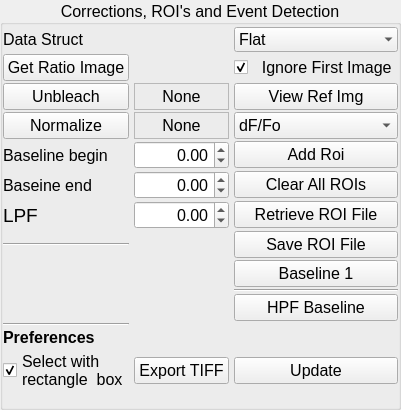
This is lib/analysis/modules/pbm_ImageAnalysis/ctrlTemplate.ui in acq4/acq4 as Qt 5 draws it before an edit. The edited form follows.
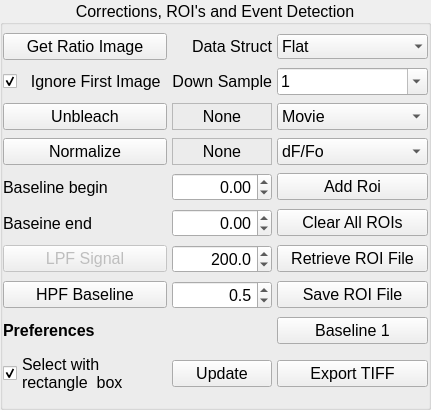
This is the edited form.

Commit message: pbm_ImageAnalysis - further plotting and analysis updates, block reading

The edit to the form file:
```diff
--- a/lib/analysis/modules/pbm_ImageAnalysis/ctrlTemplate.ui
+++ b/lib/analysis/modules/pbm_ImageAnalysis/ctrlTemplate.ui
@@ -53,19 +53,6 @@
       <property name="margin">
        <number>0</number>
       </property>
-      <item row="2" column="0" colspan="2">
-       <widget class="QLabel" name="label_5">
-        <property name="font">
-         <font>
-          <family>Arial</family>
-          <pointsize>12</pointsize>
-         </font>
-        </property>
-        <property name="text">
-         <string>Data Struct</string>
-        </property>
-       </widget>
-      </item>
       <item row="9" column="0">
        <widget class="QLabel" name="label">
         <property name="font">
@@ -126,57 +113,6 @@
         </item>
        </widget>
       </item>
-      <item row="6" column="0">
-       <widget class="QPushButton" name="ImagePhys_getRatio">
-        <property name="font">
-         <font>
-          <pointsize>12</pointsize>
-         </font>
-        </property>
-        <property name="text">
-         <string>Get Ratio Image</string>
-        </property>
-       </widget>
-      </item>
-      <item row="6" column="3">
-       <widget class="QCheckBox" name="ImagePhys_ignoreFirst">
-        <property name="font">
-         <font>
-          <family>Arial</family>
-          <pointsize>12</pointsize>
-         </font>
-        </property>
-        <property name="layoutDirection">
-         <enum>Qt::LeftToRight</enum>
-        </property>
-        <property name="text">
-         <string>  Ignore First Image</string>
-        </property>
-        <property name="checked">
-         <bool>true</bool>
-        </property>
-       </widget>
-      </item>
-      <item row="11" column="0">
-       <widget class="QLabel" name="label_8">
-        <property name="font">
-         <font>
-          <family>Arial</family>
-          <pointsize>14</pointsize>
-         </font>
-        </property>
-        <property name="text">
-         <string>LPF</string>
-        </property>
-       </widget>
-      </item>
-      <item row="14" column="3">
-       <widget class="Line" name="line_2">
-        <property name="orientation">
-         <enum>Qt::Horizontal</enum>
-        </property>
-       </widget>
-      </item>
       <item row="8" column="3">
        <widget class="QComboBox" name="ImagePhys_ImgMethod">
         <property name="font">
@@ -328,77 +264,20 @@
         <property name="alignment">
          <set>Qt::AlignRight|Qt::AlignTrailing|Qt::AlignVCenter</set>
         </property>
+        <property name="decimals">
+         <number>1</number>
+        </property>
         <property name="minimum">
-         <double>-5000.000000000000000</double>
+         <double>1.000000000000000</double>
         </property>
         <property name="maximum">
-         <double>50000.000000000000000</double>
+         <double>1000.000000000000000</double>
         </property>
-       </widget>
-      </item>
-      <item row="17" column="0">
-       <widget class="Line" name="line_5">
-        <property name="orientation">
-         <enum>Qt::Horizontal</enum>
+        <property name="singleStep">
+         <double>10.000000000000000</double>
         </property>
-       </widget>
-      </item>
-      <item row="20" column="0">
-       <widget class="QCheckBox" name="ImagePhys_RectSelect">
-        <property name="text">
-         <string>Select with 
-rectangle  box</string>
-        </property>
-        <property name="checked">
-         <bool>true</bool>
-        </property>
-       </widget>
-      </item>
-      <item row="18" column="0">
-       <widget class="QLabel" name="label_9">
-        <property name="enabled">
-         <bool>true</bool>
-        </property>
-        <property name="sizePolicy">
-         <sizepolicy hsizetype="Preferred" vsizetype="Fixed">
-          <horstretch>0</horstretch>
-          <verstretch>20</verstretch>
-         </sizepolicy>
-        </property>
-        <property name="font">
-         <font>
-          <pointsize>12</pointsize>
-          <weight>75</weight>
-          <bold>true</bold>
-         </font>
-        </property>
-        <property name="text">
-         <string>Preferences</string>
-        </property>
-       </widget>
-      </item>
-      <item row="20" column="3">
-       <widget class="QPushButton" name="ImagePhys_Update">
-        <property name="font">
-         <font>
-          <pointsize>12</pointsize>
-         </font>
-        </property>
-        <property name="text">
-         <string>Update</string>
-        </property>
-       </widget>
-      </item>
-      <item row="7" column="3">
-       <widget class="QPushButton" name="ImagePhys_View">
-        <property name="font">
-         <font>
-          <family>Arial</family>
-          <pointsize>12</pointsize>
-         </font>
-        </property>
-        <property name="text">
-         <string>View Ref Img</string>
+        <property name="value">
+         <double>200.000000000000000</double>
         </property>
        </widget>
       </item>
@@ -438,6 +317,99 @@
         </property>
        </widget>
       </item>
+      <item row="14" column="1">
+       <widget class="QPushButton" name="ImagePhys_Update">
+        <property name="font">
+         <font>
+          <pointsize>12</pointsize>
+         </font>
+        </property>
+        <property name="text">
+         <string>Update</string>
+        </property>
+       </widget>
+      </item>
+      <item row="2" column="1">
+       <widget class="QLabel" name="label_5">
+        <property name="font">
+         <font>
+          <family>Arial</family>
+          <pointsize>12</pointsize>
+         </font>
+        </property>
+        <property name="text">
+         <string>Data Struct</string>
+        </property>
+        <property name="alignment">
+         <set>Qt::AlignRight|Qt::AlignTrailing|Qt::AlignVCenter</set>
+        </property>
+       </widget>
+      </item>
+      <item row="2" column="0">
+       <widget class="QPushButton" name="ImagePhys_getRatio">
+        <property name="font">
+         <font>
+          <pointsize>12</pointsize>
+         </font>
+        </property>
+        <property name="text">
+         <string>Get Ratio Image</string>
+        </property>
+       </widget>
+      </item>
+      <item row="3" column="0">
+       <widget class="QCheckBox" name="ImagePhys_ignoreFirst">
+        <property name="font">
+         <font>
+          <family>Arial</family>
+          <pointsize>12</pointsize>
+         </font>
+        </property>
+        <property name="layoutDirection">
+         <enum>Qt::LeftToRight</enum>
+        </property>
+        <property name="text">
+         <string>  Ignore First Image</string>
+        </property>
+        <property name="checked">
+         <bool>true</bool>
+        </property>
+       </widget>
+      </item>
+      <item row="3" column="1">
+       <widget class="QLabel" name="label_2">
+        <property name="font">
+         <font>
+          <pointsize>12</pointsize>
+         </font>
+        </property>
+        <property name="text">
+         <string>Down Sample</string>
+        </property>
+        <property name="alignment">
+         <set>Qt::AlignRight|Qt::AlignTrailing|Qt::AlignVCenter</set>
+        </property>
+       </widget>
+      </item>
+      <item row="12" column="1">
+       <widget class="QDoubleSpinBox" name="ImagePhys_ImgHPF">
+        <property name="alignment">
+         <set>Qt::AlignRight|Qt::AlignTrailing|Qt::AlignVCenter</set>
+        </property>
+        <property name="decimals">
+         <number>1</number>
+        </property>
+        <property name="maximum">
+         <double>100.000000000000000</double>
+        </property>
+        <property name="singleStep">
+         <double>0.100000000000000</double>
+        </property>
+        <property name="value">
+         <double>0.500000000000000</double>
+        </property>
+       </widget>
+      </item>
       <item row="12" column="3">
        <widget class="QPushButton" name="ImagePhys_SaveROI">
         <property name="font">
@@ -450,6 +422,41 @@
         </property>
        </widget>
       </item>
+      <item row="3" column="3">
+       <widget class="QComboBox" name="ImagePhys_Downsample">
+        <property name="editable">
+         <bool>true</bool>
+        </property>
+        <property name="sizeAdjustPolicy">
+         <enum>QComboBox::AdjustToContentsOnFirstShow</enum>
+        </property>
+        <item>
+         <property name="text">
+          <string>1</string>
+         </property>
+        </item>
+        <item>
+         <property name="text">
+          <string>2</string>
+         </property>
+        </item>
+        <item>
+         <property name="text">
+          <string>5</string>
+         </property>
+        </item>
+        <item>
+         <property name="text">
+          <string>10</string>
+         </property>
+        </item>
+        <item>
+         <property name="text">
+          <string>20</string>
+         </property>
+        </item>
+       </widget>
+      </item>
       <item row="13" column="3">
        <widget class="QPushButton" name="ImagePhys_CorrTool_BL1">
         <property name="text">
@@ -457,27 +464,83 @@
         </property>
        </widget>
       </item>
-      <item row="15" column="3">
-       <widget class="QPushButton" name="ImagePhys_CorrTool_HPF">
+      <item row="13" column="0">
+       <widget class="QLabel" name="label_9">
+        <property name="enabled">
+         <bool>true</bool>
+        </property>
+        <property name="sizePolicy">
+         <sizepolicy hsizetype="Preferred" vsizetype="Fixed">
+          <horstretch>0</horstretch>
+          <verstretch>20</verstretch>
+         </sizepolicy>
+        </property>
+        <property name="font">
+         <font>
+          <pointsize>12</pointsize>
+          <weight>75</weight>
+          <bold>true</bold>
+         </font>
+        </property>
         <property name="text">
-         <string>HPF Baseline</string>
+         <string>Preferences</string>
         </property>
        </widget>
       </item>
-      <item row="20" column="1">
+      <item row="14" column="3">
        <widget class="QPushButton" name="ImagePhys_ExportTiff">
         <property name="text">
          <string>Export TIFF</string>
         </property>
        </widget>
       </item>
+      <item row="14" column="0">
+       <widget class="QCheckBox" name="ImagePhys_RectSelect">
+        <property name="text">
+         <string>Select with 
+rectangle  box</string>
+        </property>
+        <property name="checked">
+         <bool>true</bool>
+        </property>
+       </widget>
+      </item>
       <item row="12" column="0">
-       <widget class="Line" name="line">
-        <property name="orientation">
-         <enum>Qt::Horizontal</enum>
+       <widget class="QPushButton" name="ImagePhys_CorrTool_HPF">
+        <property name="text">
+         <string>HPF Baseline</string>
         </property>
        </widget>
       </item>
+      <item row="11" column="0">
+       <widget class="QPushButton" name="ImagePhys_CorrTool_LPF">
+        <property name="enabled">
+         <bool>false</bool>
+        </property>
+        <property name="text">
+         <string>LPF Signal</string>
+        </property>
+       </widget>
+      </item>
+      <item row="7" column="3">
+       <widget class="QComboBox" name="ImagePhys_View">
+        <item>
+         <property name="text">
+          <string>Movie</string>
+         </property>
+        </item>
+        <item>
+         <property name="text">
+          <string>Reference Image</string>
+         </property>
+        </item>
+        <item>
+         <property name="text">
+          <string>Std Image</string>
+         </property>
+        </item>
+       </widget>
+      </item>
      </layout>
     </widget>
    </item>
```
The commit also changes 62 other files.
